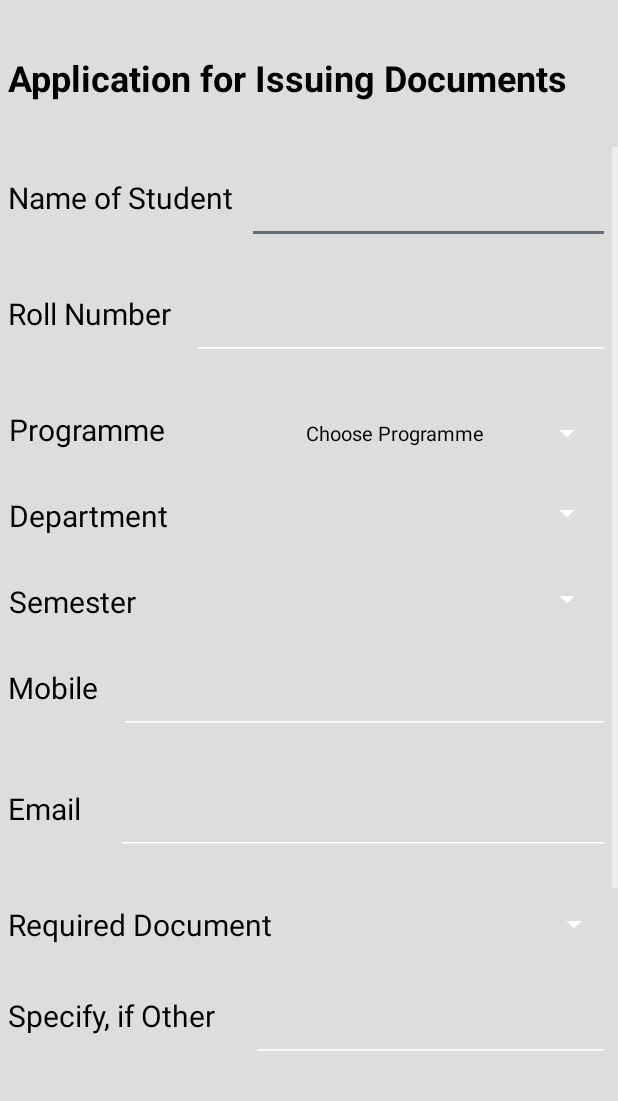
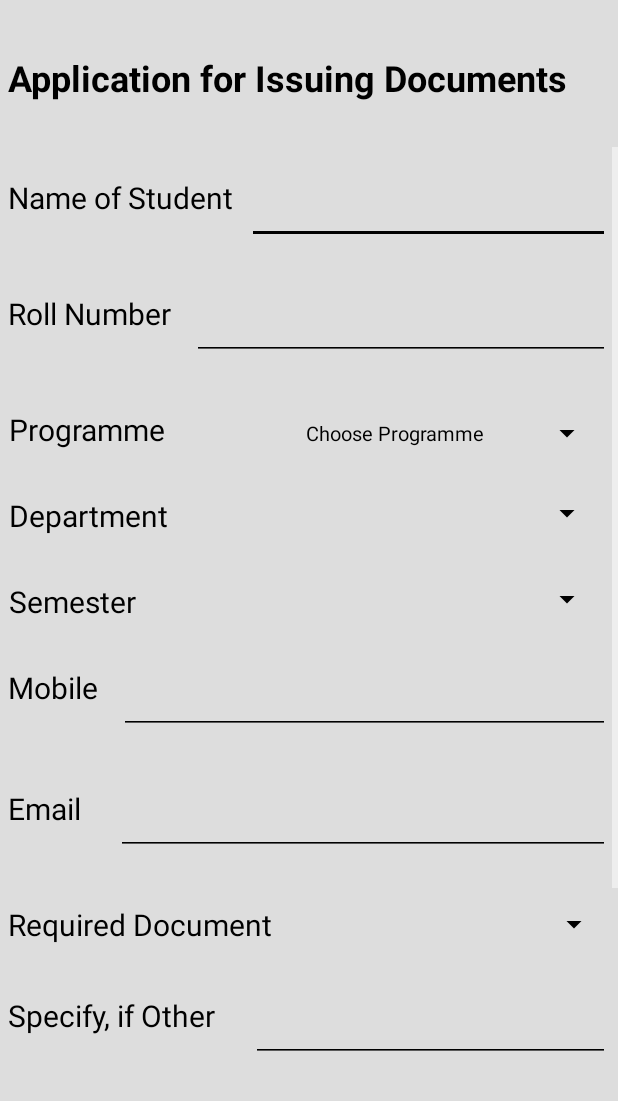
Before and after one commit to TusharD-047/NavigationDrawer12345, an Android app: the Bonafide_Application screen opened directly, with no data from a screen before it, on a phone screen of 412 x 824 dp, the part 135-1236 px from its top. Run offline under Robolectric (Android 15) with nearby library versions, the phone set to English and light mode, and no system bars; our stand-ins replace Firebase (no records; nobody signed in at launch, a user with empty details on screens opened directly); libraries missing offline, so code that uses them is left out: com.basgeekball.awesomevalidation; 6 statements that could not run were skipped.

Commit message:
Bonafide

```diff
--- a/app/src/main/res/layout/activity_bonafide__application.xml
+++ b/app/src/main/res/layout/activity_bonafide__application.xml
@@ -79,6 +79,7 @@
                         android:id="@+id/b1"
                         android:layout_width="match_parent"
                         android:layout_height="wrap_content"
+                        android:backgroundTint="#000000"
                         android:inputType="textPersonName"
                         android:padding="10dp" />
                 </LinearLayout>
@@ -106,6 +107,7 @@
                         android:layout_width="match_parent"
                         android:layout_height="wrap_content"
                         android:inputType="textPersonName"
+                        android:backgroundTint="#000000"
                         android:padding="10dp"
                         android:textColorHint="#000000" />
                 </LinearLayout>
@@ -133,6 +135,7 @@
                         android:id="@+id/bS1"
                         android:layout_width="match_parent"
                         android:layout_height="wrap_content"
+                        android:backgroundTint="#000000"
                         android:layout_weight="1"
                         android:spinnerMode="dropdown"/>
 
@@ -161,6 +164,7 @@
                         android:id="@+id/bS2"
                         android:layout_width="match_parent"
                         android:layout_height="wrap_content"
+                        android:backgroundTint="#000000"
                         android:layout_weight="1"
                         android:popupTheme="@style/ThemeOverlay.AppCompat.Light"
                         android:spinnerMode="dropdown"/>
@@ -191,6 +195,7 @@
                         android:layout_width="match_parent"
                         android:layout_height="wrap_content"
                         android:layout_weight="1"
+                        android:backgroundTint="#000000"
                         android:popupTheme="@style/ThemeOverlay.AppCompat.Light"
                         android:spinnerMode="dropdown"/>
 
@@ -217,6 +222,7 @@
 
                     <EditText
                         android:id="@+id/b3"
+                        android:backgroundTint="#000000"
                         android:layout_width="match_parent"
                         android:layout_height="wrap_content"
                         android:inputType="phone"
@@ -243,6 +249,7 @@
 
                     <EditText
                         android:id="@+id/b4"
+                        android:backgroundTint="#000000"
                         android:layout_width="match_parent"
                         android:layout_height="wrap_content"
                         android:inputType="textEmailAddress"
@@ -272,7 +279,7 @@
                         android:layout_width="match_parent"
                         android:layout_height="match_parent"
                         android:layout_weight="1"
-                        android:backgroundTint="@color/white"
+                        android:backgroundTint="#000000"
                         android:dropDownWidth="wrap_content"
                         android:spinnerMode="dropdown">
 
@@ -300,6 +307,7 @@
                         android:id="@+id/b5"
                         android:layout_width="match_parent"
                         android:layout_height="wrap_content"
+                        android:backgroundTint="#000000"
                         android:inputType="text"
                         android:padding="10dp" />
                 </LinearLayout>
@@ -326,6 +334,7 @@
                         android:layout_width="match_parent"
                         android:layout_height="wrap_content"
                         android:inputType="text"
+                        android:backgroundTint="#000000"
                         android:padding="10dp" />
                 </LinearLayout>
                 <LinearLayout
```
